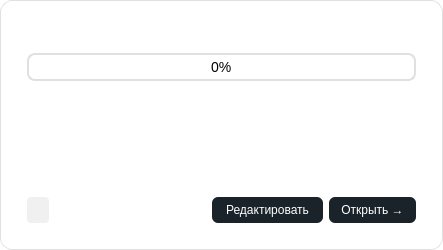
Before: the Qt Designer form ui/projects/project_card.ui in lerakaplich/TaskPlanner2, drawn with Qt 5.
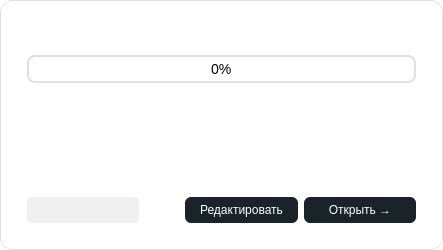
After: the same form once the commit is applied.

Patch:
```diff
--- a/ui/projects/project_card.ui
+++ b/ui/projects/project_card.ui
@@ -18,7 +18,7 @@
   </property>
   <property name="maximumSize">
    <size>
-    <width>16777215</width>
+    <width>450</width>
     <height>250</height>
    </size>
   </property>
@@ -35,10 +35,7 @@
 }</string>
   </property>
   <property name="frameShape">
-   <enum>QFrame::Shape::StyledPanel</enum>
-  </property>
-  <property name="frameShadow">
-   <enum>QFrame::Shadow::Raised</enum>
+   <enum>QFrame::NoFrame</enum>
   </property>
   <layout class="QVBoxLayout" name="verticalLayout">
    <item>
@@ -59,9 +56,6 @@
      </item>
      <item>
       <spacer name="horizontalSpacer">
-       <property name="orientation">
-        <enum>Qt::Orientation::Horizontal</enum>
-       </property>
        <property name="sizeHint" stdset="0">
         <size>
          <width>40</width>
@@ -154,9 +148,6 @@
    </item>
    <item>
     <spacer name="verticalSpacer">
-     <property name="orientation">
-      <enum>Qt::Orientation::Vertical</enum>
-     </property>
      <property name="sizeHint" stdset="0">
       <size>
        <width>20</width>
@@ -185,9 +176,6 @@
      </item>
      <item>
       <spacer name="horizontalSpacer_2">
-       <property name="orientation">
-        <enum>Qt::Orientation::Horizontal</enum>
-       </property>
        <property name="sizeHint" stdset="0">
         <size>
          <width>40</width>
```
